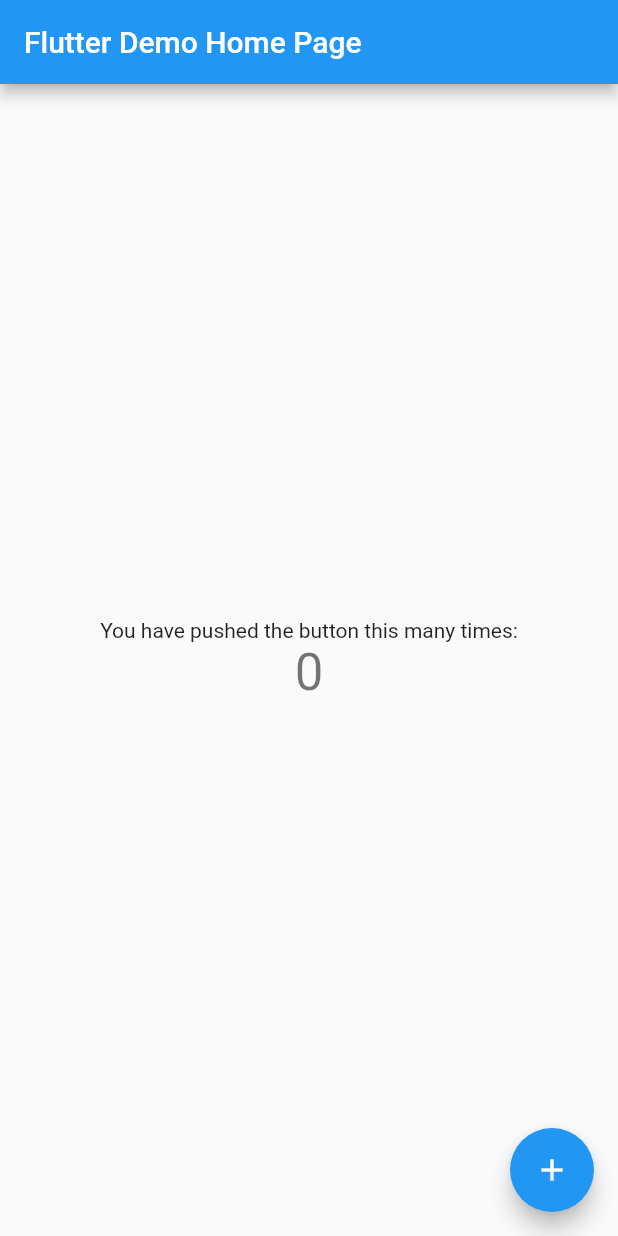
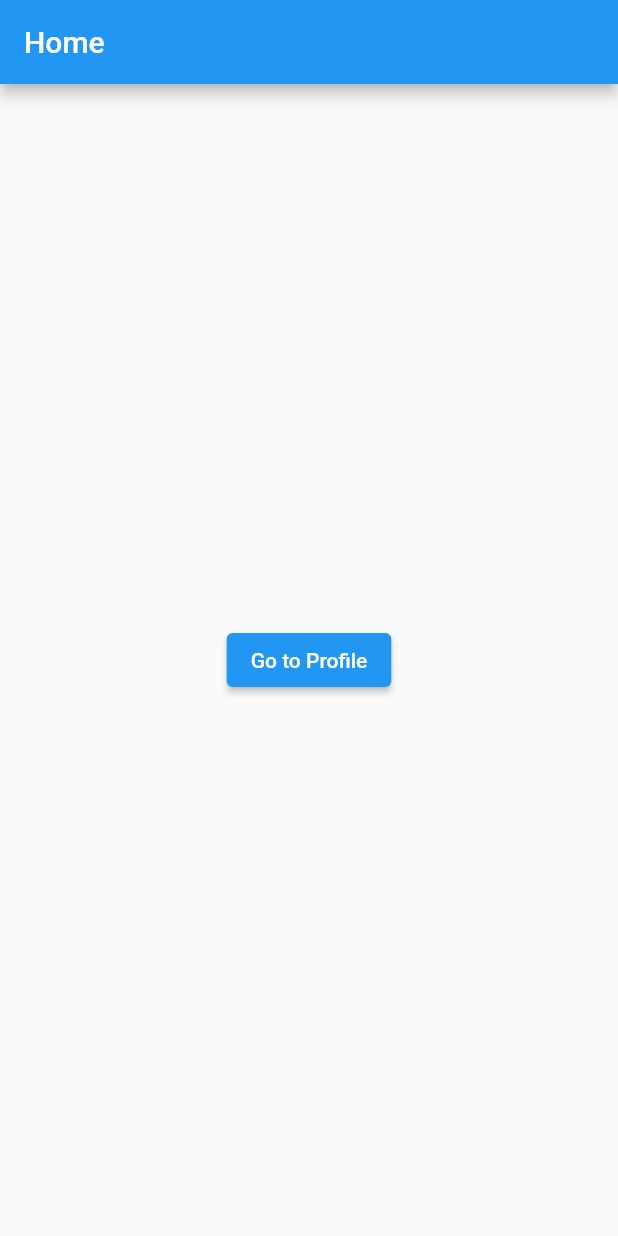
Before and after one commit to AleksandrKuprienko/test_project, a Flutter app: the screen it shows after launch, on a phone screen of 412 x 824 dp. Run offline on Flutter 3.47's test engine with Material 2 defaults, Android fonts, the phone set to English and light mode, and no system bars; our stand-ins replace drift, flutter_modular; accounts and stored records are empty; generated files the repository leaves out were written again.

```diff
--- /dev/null
+++ b/lib/app.dart
@@ -0,0 +1,42 @@
+import 'package:flutter/material.dart';
+import 'package:flutter_modular/flutter_modular.dart';
+import 'package:test_project/datasource/local/database.dart';
+import 'package:test_project/datasource/local/local_datasource.dart';
+import 'package:test_project/home/home_page.dart';
+import 'package:test_project/profile/profile_page.dart';
+
+class AppModule extends Module {
+  @override
+  List<Bind> get binds => [
+        Bind.singleton((i) => MyDatabase()),
+        Bind.singleton((i) => LocalDatasource(myDatabase: Modular.get())),
+      ];
+
+  @override
+  List<ModularRoute> get routes => [
+        ChildRoute(
+          '/',
+          child: (context, args) => const HomePage(),
+        ),
+        ChildRoute(
+          '/profile',
+          child: (context, args) => ProfilePage(
+            localDatasource: Modular.get(),
+            someRandomWord: args.data['someRandomWord'],
+          ),
+        ),
+      ];
+}
+
+class AppWidget extends StatelessWidget {
+  const AppWidget({super.key});
+
+  @override
+  Widget build(BuildContext context) {
+    return MaterialApp.router(
+      title: 'Test modular app',
+      routeInformationParser: Modular.routeInformationParser,
+      routerDelegate: Modular.routerDelegate,
+    );
+  }
+}
--- /dev/null
+++ b/lib/home/home_page.dart
@@ -0,0 +1,21 @@
+import 'package:flutter/material.dart';
+import 'package:flutter_modular/flutter_modular.dart';
+
+class HomePage extends StatelessWidget {
+  const HomePage({super.key});
+
+  @override
+  Widget build(BuildContext context) {
+    return Scaffold(
+      appBar: AppBar(title: const Text('Home')),
+      body: Center(
+          child: ElevatedButton(
+        onPressed: () => Modular.to.pushNamed(
+          '/profile',
+          arguments: {'someRandomWord': 'helloHowAreYou'},
+        ),
+        child: const Text('Go to Profile'),
+      )),
+    );
+  }
+}
--- a/lib/main.dart
+++ b/lib/main.dart
@@ -1,115 +1,16 @@
 import 'package:flutter/material.dart';
+import 'package:flutter_modular/flutter_modular.dart';
+import 'package:test_project/app.dart';
 
 void main() {
-  runApp(const MyApp());
+  WidgetsFlutterBinding.ensureInitialized();
+  Modular.setNavigatorKey(GlobalKey());
+  Modular.setInitialRoute('/');
+
+  runApp(
+    ModularApp(
+      module: AppModule(),
+      child: const AppWidget(),
+    ),
+  );
 }
-
-class MyApp extends StatelessWidget {
-  const MyApp({super.key});
-
-  // This widget is the root of your application.
-  @override
-  Widget build(BuildContext context) {
-    return MaterialApp(
-      title: 'Flutter Demo',
-      theme: ThemeData(
-        // This is the theme of your application.
-        //
-        // Try running your application with "flutter run". You'll see the
-        // application has a blue toolbar. Then, without quitting the app, try
-        // changing the primarySwatch below to Colors.green and then invoke
-        // "hot reload" (press "r" in the console where you ran "flutter run",
-        // or simply save your changes to "hot reload" in a Flutter IDE).
-        // Notice that the counter didn't reset back to zero; the application
-        // is not restarted.
-        primarySwatch: Colors.blue,
-      ),
-      home: const MyHomePage(title: 'Flutter Demo Home Page'),
-    );
-  }
-}
-
-class MyHomePage extends StatefulWidget {
-  const MyHomePage({super.key, required this.title});
-
-  // This widget is the home page of your application. It is stateful, meaning
-  // that it has a State object (defined below) that contains fields that affect
-  // how it looks.
-
-  // This class is the configuration for the state. It holds the values (in this
-  // case the title) provided by the parent (in this case the App widget) and
-  // used by the build method of the State. Fields in a Widget subclass are
-  // always marked "final".
-
-  final String title;
-
-  @override
-  State<MyHomePage> createState() => _MyHomePageState();
-}
-
-class _MyHomePageState extends State<MyHomePage> {
-  int _counter = 0;
-
-  void _incrementCounter() {
-    setState(() {
-      // This call to setState tells the Flutter framework that something has
-      // changed in this State, which causes it to rerun the build method below
-      // so that the display can reflect the updated values. If we changed
-      // _counter without calling setState(), then the build method would not be
-      // called again, and so nothing would appear to happen.
-      _counter++;
-    });
-  }
-
-  @override
-  Widget build(BuildContext context) {
-    // This method is rerun every time setState is called, for instance as done
-    // by the _incrementCounter method above.
-    //
-    // The Flutter framework has been optimized to make rerunning build methods
-    // fast, so that you can just rebuild anything that needs updating rather
-    // than having to individually change instances of widgets.
-    return Scaffold(
-      appBar: AppBar(
-        // Here we take the value from the MyHomePage object that was created by
-        // the App.build method, and use it to set our appbar title.
-        title: Text(widget.title),
-      ),
-      body: Center(
-        // Center is a layout widget. It takes a single child and positions it
-        // in the middle of the parent.
-        child: Column(
-          // Column is also a layout widget. It takes a list of children and
-          // arranges them vertically. By default, it sizes itself to fit its
-          // children horizontally, and tries to be as tall as its parent.
-          //
-          // Invoke "debug painting" (press "p" in the console, choose the
-          // "Toggle Debug Paint" action from the Flutter Inspector in Android
-          // Studio, or the "Toggle Debug Paint" command in Visual Studio Code)
-          // to see the wireframe for each widget.
-          //
-          // Column has various properties to control how it sizes itself and
-          // how it positions its children. Here we use mainAxisAlignment to
-          // center the children vertically; the main axis here is the vertical
-          // axis because Columns are vertical (the cross axis would be
-          // horizontal).
-          mainAxisAlignment: MainAxisAlignment.center,
-          children: <Widget>[
-            const Text(
-              'You have pushed the button this many times:',
-            ),
-            Text(
-              '$_counter',
-              style: Theme.of(context).textTheme.headline4,
-            ),
-          ],
-        ),
-      ),
-      floatingActionButton: FloatingActionButton(
-        onPressed: _incrementCounter,
-        tooltip: 'Increment',
-        child: const Icon(Icons.add),
-      ), // This trailing comma makes auto-formatting nicer for build methods.
-    );
-  }
-}
```
Also changed, not shown: lib/datasource/local/database.dart (added, +37 -0 lines), lib/datasource/local/local_datasource.dart (added, +37 -0 lines), lib/profile/profile_page.dart (added, +50 -0 lines), pubspec.yaml (+7 -0 lines), lib/datasource/local/database.g.dart (added), lib/home/home_controller.dart (added), lib/home/home_model.dart (added), pubspec.lock, 15 other files.
